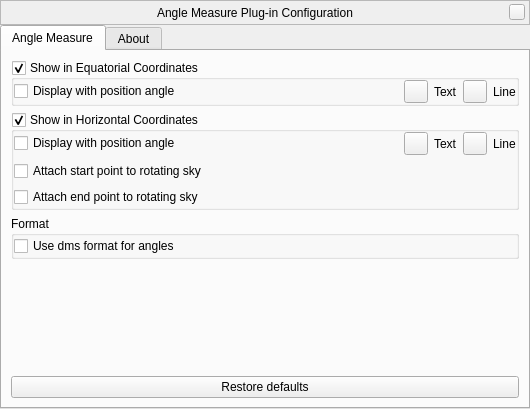
Before: the Qt Designer form plugins/AngleMeasure/src/gui/angleMeasureDialog.ui in greck2908/stellarium, drawn with Qt 5.
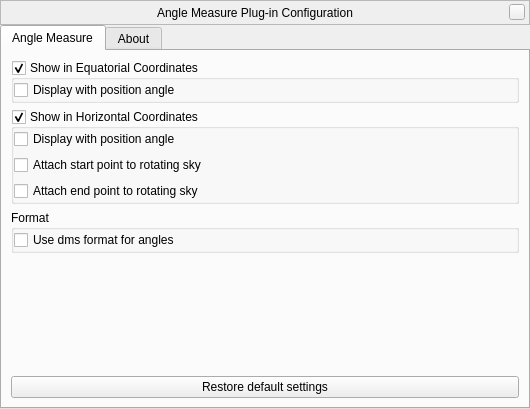
After: the same form once the commit is applied. Custom widgets are drawn as their Qt base class.

Patch:
```diff
--- a/plugins/AngleMeasure/src/gui/angleMeasureDialog.ui
+++ b/plugins/AngleMeasure/src/gui/angleMeasureDialog.ui
@@ -175,72 +175,15 @@
           <property name="bottomMargin">
            <number>0</number>
           </property>
-          <item row="1" column="0">
-           <layout class="QHBoxLayout" name="equatorialHorizontalLayout">
-            <item>
-             <widget class="QCheckBox" name="showPositionAngleCheckBox">
-              <property name="enabled">
-               <bool>true</bool>
-              </property>
-              <property name="text">
-               <string>Display with position angle</string>
-              </property>
-             </widget>
-            </item>
-            <item>
-             <spacer name="equatorialLineHorizontalSpacer">
-              <property name="orientation">
-               <enum>Qt::Horizontal</enum>
-              </property>
-              <property name="sizeHint" stdset="0">
-               <size>
-                <width>40</width>
-                <height>20</height>
-               </size>
-              </property>
-             </spacer>
-            </item>
-            <item>
-             <widget class="QToolButton" name="equatorialTextColorToolButton">
-              <property name="text">
-               <string/>
-              </property>
-             </widget>
-            </item>
-            <item>
-             <widget class="QLabel" name="equatorialTextColorLabel">
-              <property name="sizePolicy">
-               <sizepolicy hsizetype="Minimum" vsizetype="Preferred">
-                <horstretch>0</horstretch>
-                <verstretch>0</verstretch>
-               </sizepolicy>
-              </property>
-              <property name="text">
-               <string>Text</string>
-              </property>
-             </widget>
-            </item>
-            <item>
-             <widget class="QToolButton" name="equatorialLineColorToolButton">
-              <property name="text">
-               <string/>
-              </property>
-             </widget>
-            </item>
-            <item>
-             <widget class="QLabel" name="equatorialLineColorLabel">
-              <property name="sizePolicy">
-               <sizepolicy hsizetype="Minimum" vsizetype="Preferred">
-                <horstretch>0</horstretch>
-                <verstretch>0</verstretch>
-               </sizepolicy>
-              </property>
-              <property name="text">
-               <string>Line</string>
-              </property>
-             </widget>
-            </item>
-           </layout>
+          <item row="0" column="0">
+           <widget class="QCheckBox" name="showPositionAngleCheckBox">
+            <property name="enabled">
+             <bool>true</bool>
+            </property>
+            <property name="text">
+             <string>Display with position angle</string>
+            </property>
+           </widget>
           </item>
          </layout>
         </widget>
@@ -269,87 +212,30 @@
           <property name="bottomMargin">
            <number>0</number>
           </property>
-          <item row="5" column="0">
+          <item row="0" column="0">
+           <widget class="QCheckBox" name="showPositionAngleHorizontalCheckBox">
+            <property name="toolTip">
+             <string>(e.g. for Dobson starhopping)</string>
+            </property>
+            <property name="text">
+             <string>Display with position angle </string>
+            </property>
+           </widget>
+          </item>
+          <item row="1" column="0">
            <widget class="QCheckBox" name="azAltStartOnSkyCheckBox">
             <property name="text">
              <string>Attach start point to rotating sky</string>
             </property>
            </widget>
           </item>
-          <item row="6" column="0">
+          <item row="2" column="0">
            <widget class="QCheckBox" name="azAltEndOnSkyCheckBox">
             <property name="text">
              <string>Attach end point to rotating sky</string>
             </property>
            </widget>
           </item>
-          <item row="3" column="0">
-           <layout class="QHBoxLayout" name="horizontalLayout">
-            <item>
-             <widget class="QCheckBox" name="showPositionAngleHorizontalCheckBox">
-              <property name="toolTip">
-               <string>(e.g. for Dobson starhopping)</string>
-              </property>
-              <property name="text">
-               <string>Display with position angle </string>
-              </property>
-             </widget>
-            </item>
-            <item>
-             <spacer name="horizontalLineHorizontalSpacer">
-              <property name="orientation">
-               <enum>Qt::Horizontal</enum>
-              </property>
-              <property name="sizeHint" stdset="0">
-               <size>
-                <width>40</width>
-                <height>20</height>
-               </size>
-              </property>
-             </spacer>
-            </item>
-            <item>
-             <widget class="QToolButton" name="horizontalTextColorToolButton">
-              <property name="text">
-               <string/>
-              </property>
-             </widget>
-            </item>
-            <item>
-             <widget class="QLabel" name="horizontalTextColorLabel">
-              <property name="sizePolicy">
-               <sizepolicy hsizetype="Minimum" vsizetype="Preferred">
-                <horstretch>0</horstretch>
-                <verstretch>0</verstretch>
-               </sizepolicy>
-              </property>
-              <property name="text">
-               <string>Text</string>
-              </property>
-             </widget>
-            </item>
-            <item>
-             <widget class="QToolButton" name="horizontalLineColorToolButton">
-              <property name="text">
-               <string/>
-              </property>
-             </widget>
-            </item>
-            <item>
-             <widget class="QLabel" name="horizontalLineColorLabel">
-              <property name="sizePolicy">
-               <sizepolicy hsizetype="Minimum" vsizetype="Preferred">
-                <horstretch>0</horstretch>
-                <verstretch>0</verstretch>
-               </sizepolicy>
-              </property>
-              <property name="text">
-               <string>Line</string>
-              </property>
-             </widget>
-            </item>
-           </layout>
-          </item>
          </layout>
         </widget>
        </item>
@@ -406,7 +292,7 @@
           </sizepolicy>
          </property>
          <property name="text">
-          <string>Restore defaults</string>
+          <string>Restore default settings</string>
          </property>
         </widget>
        </item>
```
Left out of the diff: 2 changed lines with no effect on the pictures.
